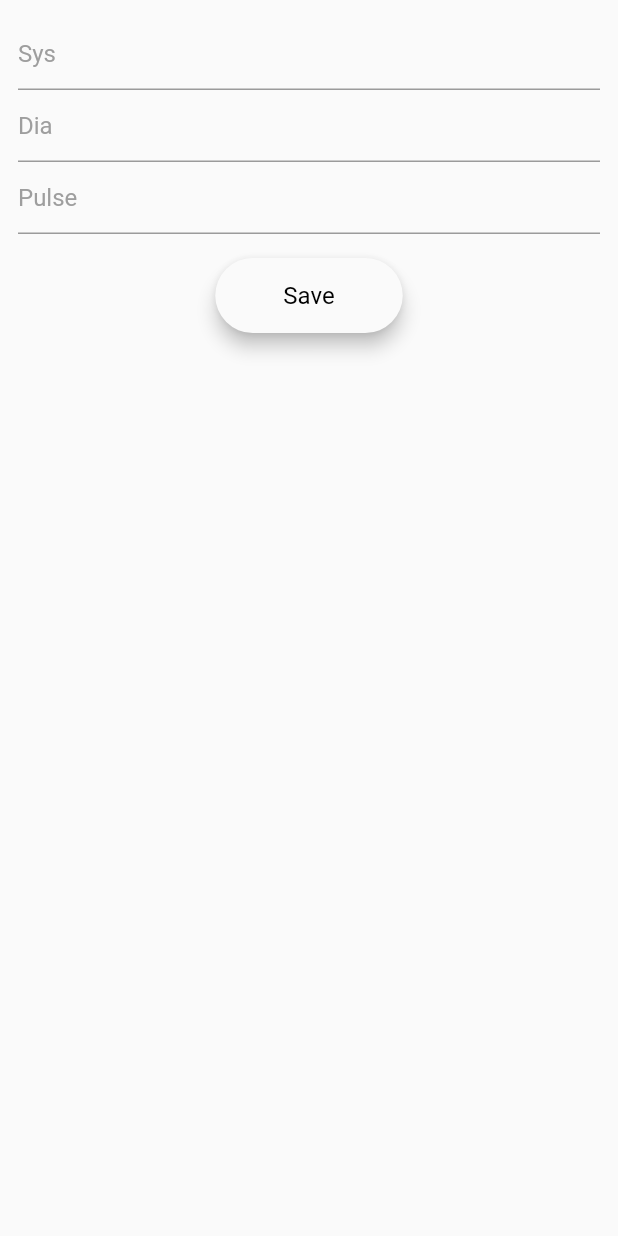
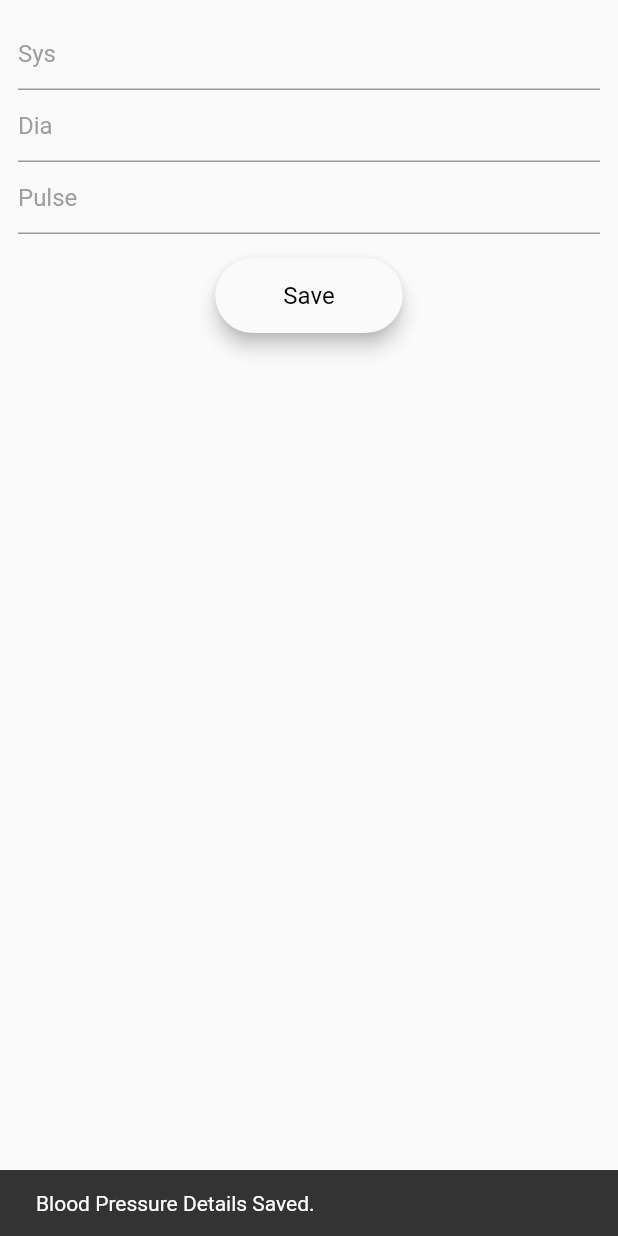
Before and after one commit to shashank2801/carely, a Flutter app: the BP screen opened directly, after a tap on "Save", on a phone screen of 412 x 824 dp. Run offline on Flutter 3.47's test engine with Material 2 defaults, Android fonts, the phone set to English and light mode, and no system bars; our stand-ins replace animated_text_kit, cloud_firestore, firebase_auth, firebase_core, font_awesome_flutter; accounts and stored records are empty.

Commit message:
BMI and BP Store

```diff
--- a/lib/models/bmiModel.dart
+++ b/lib/models/bmiModel.dart
@@ -1,19 +1,22 @@
 class BMIModel{
   String bmi;
   String uid;
+  DateTime timestamp;
 
-  BMIModel({this.bmi,this.uid});
+  BMIModel({this.bmi,this.uid,this.timestamp});
 
     Map toMap(BMIModel bmiModel) {
     var data = Map<String, dynamic>();
 
     data["uid"] = bmiModel.uid;
     data["bmi"] = bmiModel.bmi;
+    data["timestamp"] = bmiModel.timestamp;
     return data;
   }
 
   BMIModel.fromMap(Map<String, dynamic> mapData) {
     this.uid = mapData["uid"];
     this.bmi = mapData["bmi"];
+    this.timestamp = mapData["timestamp"];
   }
 }
--- a/lib/screens/bp.dart
+++ b/lib/screens/bp.dart
@@ -5,25 +5,20 @@ import 'package:firebase_auth/firebase_auth.dart';
 import 'package:flutter/material.dart';
 import 'package:provider/provider.dart';
 
+
+// TODO: Add controllers to textfields to reset.
+
 class BP extends StatefulWidget {
   @override
   _BPState createState() => _BPState();
 }
 
 class _BPState extends State<BP> {
-  String sys="",dia="",pulse="";
+  String sys = "", dia = "", pulse = "";
 
   FirebaseAuth auth = FirebaseAuth.instance;
 
   final DateTime timestamp = DateTime.now();
-
-  final myController = TextEditingController();
-
-  void dispose() {
-    // Clean up the controller when the widget is disposed.
-    myController.dispose();
-    super.dispose();
-  }
 
   @override
   Widget build(BuildContext context) {
@@ -36,46 +31,75 @@ class _BPState extends State<BP> {
               Flexible(
                 child: TextField(
                   keyboardType: TextInputType.number,
-                      decoration: InputDecoration(hintText: 'Sys',hintStyle: TextStyle(color: grey)),
-                      onChanged: (value){
+                  decoration: InputDecoration(
+                      hintText: 'Sys', hintStyle: TextStyle(color: grey)),
+                  onChanged: (value) {
                     sys = value.toString().trim();
                   },
                 ),
               ),
               Flexible(
                 child: TextField(
-                  decoration: InputDecoration(hintText: 'Dia',hintStyle: TextStyle(color: grey)),
-                  onChanged: (value){
+                  keyboardType: TextInputType.number,
+                  decoration: InputDecoration(
+                      hintText: 'Dia', hintStyle: TextStyle(color: grey)),
+                  onChanged: (value) {
                     dia = value.toString().trim();
                   },
                 ),
               ),
               Flexible(
                 child: TextField(
-                  controller: myController,
-                  decoration: InputDecoration(hintText: 'Pulse',hintStyle: TextStyle(color: grey)),
-                  onChanged: (value){
+                  keyboardType: TextInputType.number,
+                  decoration: InputDecoration(
+                      hintText: 'Pulse', hintStyle: TextStyle(color: grey)),
+                  onChanged: (value) {
                     pulse = value.toString().trim();
                   },
                 ),
               ),
-              Button(onPressed: (){
-                context.read<AuthenticationService>().addBPDetails(
+              Button(
+                onPressed: () async {
+                  final message = await context
+                      .read<AuthenticationService>()
+                      .addBPDetails(
                           uid: auth.currentUser.uid,
                           sys: sys,
                           dia: dia,
                           pulse: pulse,
-                  timestamp: timestamp
-                );
-                AlertDialog(
-                  title: Text("Info"),
-                  content: Text("Blood Pressure Details Saved"),
-                  actions: [
-                    TextButton(onPressed: ()=>Navigator.of(context).pop(), child: Text("OK")),
+                          timestamp: timestamp);
+                  print(message);
+                  if(message == "Entry done") {
+
+                    ScaffoldMessenger.of(context).showSnackBar(
+                                  SnackBar(content: Text("Blood Pressure Details Saved.")));
+                    // AlertDialog(
+                    //   title: Text("Info"),
+                    //   content: Text("Blood Pressure Details Saved"),
+                    //   actions: [
+                    //     TextButton(
+                    //         onPressed: () => Navigator.of(context).pop(),
+                    //         child: Text("OK")),
+                    //   ],
+                    // );
+                  } else {
+                    ScaffoldMessenger.of(context).showSnackBar(
+                                  SnackBar(content: Text("Error! Please try again.")));
+                    // AlertDialog(
+                    //   title: Text("Info"),
+                    //   content: Text("Error! Please try again"),
+                    //   actions: [
+                    //     TextButton(
+                    //         onPressed: () => Navigator.of(context).pop(),
+                    //         child: Text("OK")),
+                    //   ],
+                    // );
+                  }
+                },
+                text: "Save",
+              )
             ],
-                );
-              },text: "Save",)
-            ],),
+          ),
         ),
       ),
     );
--- a/lib/services/authService.dart
+++ b/lib/services/authService.dart
@@ -1,7 +1,9 @@
+import 'package:carely/models/bmiModel.dart';
 import 'package:carely/models/bpModel.dart';
 import 'package:carely/models/user.dart';
 import 'package:firebase_auth/firebase_auth.dart';
 import 'package:cloud_firestore/cloud_firestore.dart';
+import 'package:flutter/material.dart';
 
 class AuthenticationService {
   final FirebaseAuth _firebaseAuth;
@@ -10,9 +12,17 @@ class AuthenticationService {
 
   Stream<User> get authStateChanges => _firebaseAuth.authStateChanges();
   UserModel userModel = UserModel();
-  BPModel bpModel = BPModel();
+
+  // BPModel bpModel = BPModel();
+  // BMIModel bmiModel = BMIModel();
+
   final userRef = FirebaseFirestore.instance.collection("users");
-  final bpRef = FirebaseFirestore.instance.collection("bp");
+
+  // final bpRef = FirebaseFirestore.instance.collection("bp");
+  // final bmiRef = FirebaseFirestore.instance.collection("bmi");
+
+  List<Map> bpList = [];
+  List<Map> bmiList = [];
 
   Future<void> signOut() async {
     await _firebaseAuth.signOut();
@@ -52,15 +62,72 @@ class AuthenticationService {
     return UserModel.fromMap(doc.data());
   }
 
-  Future<void> addBPDetails(
+  Future addBPDetails(
       {String uid,
       String sys,
       String dia,
       String pulse,
       DateTime timestamp}) async {
-    bpModel = BPModel(
-        uid: uid, sys: sys, dia: dia, heart: pulse, timestamp: timestamp);
+    // bpModel = BPModel(
+    //     uid: uid, sys: sys, dia: dia, heart: pulse, timestamp: timestamp);
 
-    await bpRef.doc(uid).set(bpModel.toMap(bpModel));
+    // await bpRef.doc(uid).set(bpModel.toMap(bpModel));
+    // await bpRef.doc(uid).update(data)
+    // await bpRef.add(bpModel.toMap(bpModel));
+
+    Map<String, dynamic> mapData = {
+      "sys": sys,
+      "dia": dia,
+      "pulse": pulse,
+      "timestamp": timestamp
+    };
+
+    bpList.add(mapData);
+    try {
+      await userRef
+          .doc(uid)
+          .set({"bp": FieldValue.arrayUnion(bpList)}, SetOptions(merge: true));
+      return "Entry done";
+    } on FirebaseException catch (e) {
+      return e.message;
+    }
+
+    // .then((_){AlertDialog(
+    //             title: Text("Info"),
+    //             content: Text("Blood Pressure Details Saved"),
+    //           );});
+  }
+
+  //TODO: Extract information from collection.
+  Future<BPModel> getBPFromDB({String uid}) async {
+    // final DocumentSnapshot doc = await bmiRef.doc(uid).get();
+    // print(doc);
+    // return BPModel.fromMap(doc.data());
+  }
+
+  Future addBMIDetails(
+      {String uid, String bmi, DateTime timestamp}) async {
+    // bmiModel = BMIModel(uid: uid,bmi: bmi,timestamp: timestamp);
+
+    Map<String, dynamic> mapData = {"bmi": bmi, "timestamp": timestamp};
+
+    bmiList.add(mapData);
+    try{
+    await userRef
+        .doc(uid)
+        .set({"bmi": FieldValue.arrayUnion(bmiList)}, SetOptions(merge: true));
+
+        return "Entry done";
+
+    } on FirebaseException catch(e){
+      return e.message;
+    }
+  }
+
+  // TODO: Extract information
+  Future<BMIModel> getBMIFromDB({String uid}) async {
+    // final DocumentSnapshot doc = await bmiRef.doc(uid).get();
+    // print(doc);
+    // return BMIModel.fromMap(doc.data());
   }
 }
--- a/pubspec.yaml
+++ b/pubspec.yaml
@@ -28,10 +28,10 @@ dependencies:
   # The following adds the Cupertino Icons font to your application.
   # Use with the CupertinoIcons class for iOS style icons.
   cupertino_icons: ^1.0.2
-  firebase_auth: ^1.0.1
+  firebase_auth: ^3.1.1
   firebase_core: ^1.0.2
-  cloud_firestore: ^1.0.4
-  provider: ^5.0.0
+  cloud_firestore: ^2.5.3
+  provider: ^6.0.0
   animated_text_kit: ^4.2.1
   font_awesome_flutter: ^9.0.0
 
```
Also changed, not shown: lib/screens/bmi/bmi2.dart (+26 -2 lines), pubspec.lock. Lines whose indentation alone changed are shown as unchanged.
